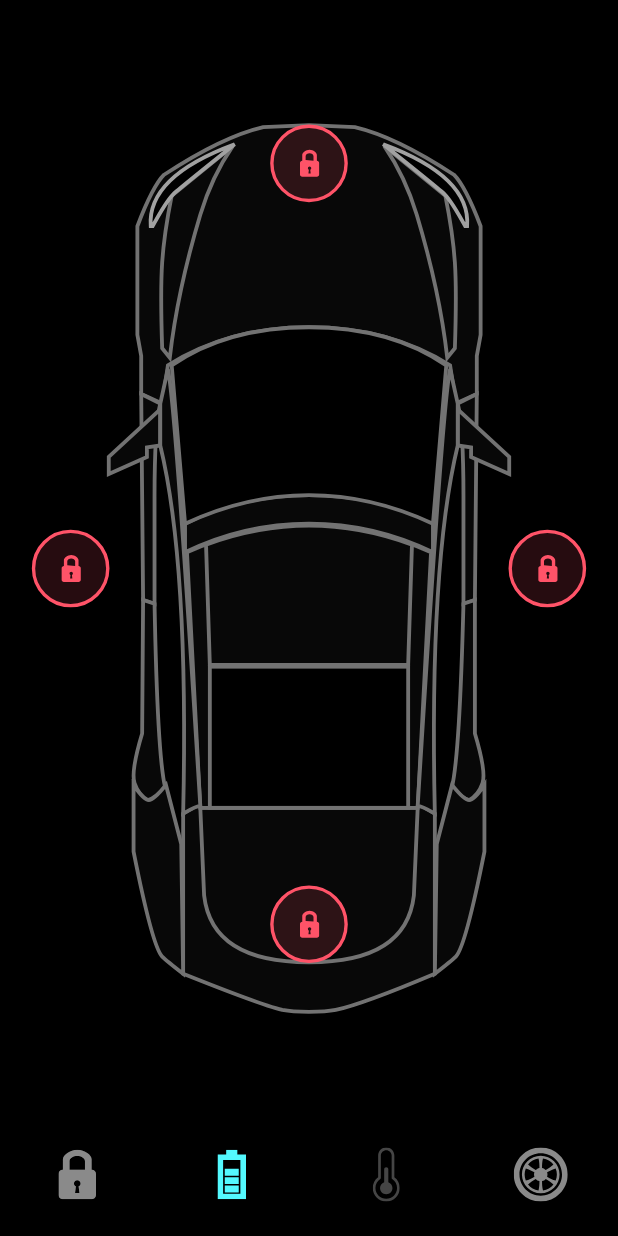
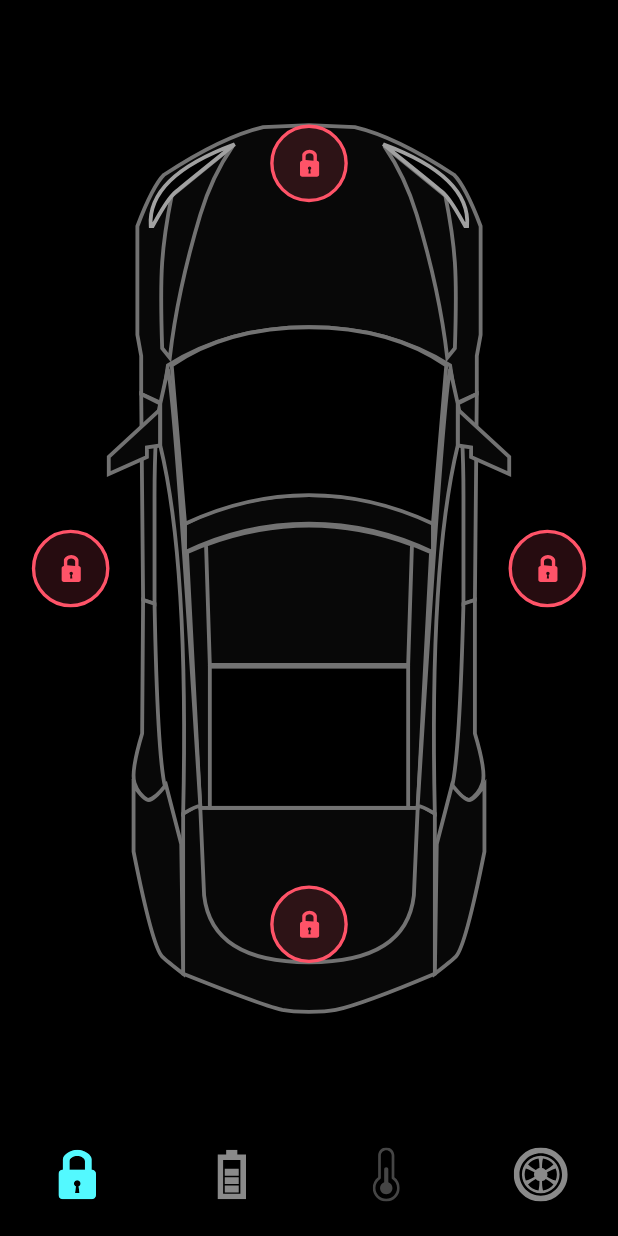
Before and after one commit to Ange0/testla_flutter, a Flutter app: the screen it shows after launch, on a phone screen of 412 x 824 dp. Run offline on Flutter 3.47's test engine with Material 2 defaults, Android fonts, the light colour scheme and no system bars; our stand-ins replace flutter_svg.

Commit message:
episode 2

```diff
--- a/lib/home_controller.dart
+++ b/lib/home_controller.dart
@@ -5,6 +5,7 @@ class HomeController extends ChangeNotifier {
   bool isLeftDoorLock = true;
   bool isBonnetDoorLock = true;
   bool isTrunkDoorLock = true;
+  int selectedBottomTab = 0;
 
   void updateRightDoorLock() {
     isRightDoorLock = !isRightDoorLock;
@@ -29,4 +30,10 @@ class HomeController extends ChangeNotifier {
 
     notifyListeners();
   }
+
+  void onBottomNavigationTabChange(index) {
+    selectedBottomTab = index;
+
+    notifyListeners();
+  }
 }
--- a/lib/screens/home_screen.dart
+++ b/lib/screens/home_screen.dart
@@ -1,18 +1,61 @@
 import 'package:animation_testla_car/constanins.dart';
 import 'package:animation_testla_car/home_controller.dart';
+import 'package:animation_testla_car/screens/components/battery_status.dart';
 import 'package:animation_testla_car/screens/components/door_lock.dart';
 import 'package:animation_testla_car/screens/components/testla_bottom_navigationbar.dart';
 import 'package:flutter/material.dart';
 import 'package:flutter_svg/svg.dart';
 
-class HomeScreen extends StatelessWidget {
+class HomeScreen extends StatefulWidget {
   HomeScreen({Key? key}) : super(key: key);
+
+  @override
+  State<HomeScreen> createState() => _HomeScreenState();
+}
+
+class _HomeScreenState extends State<HomeScreen>
+    with SingleTickerProviderStateMixin {
   final HomeController _controller = HomeController();
+  late AnimationController _batteryAnimationController;
+  late Animation<double> _animationBattery;
+  late Animation<double> _animationBatteryStatus;
+
+  void setupBatteryAnimation() {
+    _batteryAnimationController = AnimationController(
+      vsync: this,
+      duration: const Duration(microseconds: 10000),
+    );
+
+    _animationBattery = CurvedAnimation(
+      parent: _batteryAnimationController,
+//cette animation commence à O et se termine à moitié après 300 millisecondes car la moitier de 1 est 0.5 donc la moitier de 600 est 300 donc 300 ms pour le retard et 300 ms pour l'animation proprement dit
+      curve: const Interval(0.0, 0.5),
+    );
+    _animationBatteryStatus = CurvedAnimation(
+      parent: _batteryAnimationController,
+      curve: const Interval(0.8, 1),
+    );
+  }
+
+  @override
+  void initState() {
+    setupBatteryAnimation();
+    super.initState();
+  }
+
+  @override
+  void dispose() {
+    _batteryAnimationController.dispose();
+    super.dispose();
+  }
+
   @override
   Widget build(BuildContext context) {
     return AnimatedBuilder(
-        animation: _controller,
+        animation: Listenable.merge([_controller, _batteryAnimationController]),
         builder: (context, snapshot) {
+          print('ee');
+          print(_animationBattery.value);
           return Scaffold(
             body: SafeArea(
               child: LayoutBuilder(
@@ -30,42 +73,95 @@ class HomeScreen extends StatelessWidget {
                           ),
                         ),
                       ),
-                      Positioned(
-                        right: constrains.maxWidth * 0.05,
+                      AnimatedPositioned(
+                        duration: defaultDuration,
+                        right: _controller.selectedBottomTab == 0
+                            ? constrains.maxWidth * 0.05
+                            : constrains.maxWidth / 2,
+                        child: AnimatedOpacity(
+                          duration: defaultDuration,
+                          opacity: _controller.selectedBottomTab == 0 ? 1 : 0,
                           child: DoorLock(
                             press: _controller.updateRightDoorLock,
                             isLock: _controller.isRightDoorLock,
                           ),
                         ),
-                      Positioned(
-                        left: constrains.maxWidth * 0.05,
+                      ),
+                      AnimatedPositioned(
+                        duration: defaultDuration,
+                        left: _controller.selectedBottomTab == 0
+                            ? constrains.maxWidth * 0.05
+                            : constrains.maxWidth / 2,
+                        child: AnimatedOpacity(
+                          duration: defaultDuration,
+                          opacity: _controller.selectedBottomTab == 0 ? 1 : 0,
                           child: DoorLock(
                             press: _controller.updateLeftDoorLock,
                             isLock: _controller.isLeftDoorLock,
                           ),
                         ),
-                      Positioned(
-                        top: constrains.maxWidth * 0.20,
+                      ),
+                      AnimatedPositioned(
+                        duration: defaultDuration,
+                        top: _controller.selectedBottomTab == 0
+                            ? constrains.maxWidth * 0.20
+                            : constrains.maxWidth / 2,
+                        child: AnimatedOpacity(
+                          duration: defaultDuration,
+                          opacity: _controller.selectedBottomTab == 0 ? 1 : 0,
                           child: DoorLock(
                             press: _controller.updateBonnetDoorLock,
                             isLock: _controller.isBonnetDoorLock,
                           ),
                         ),
-                      Positioned(
-                        bottom: constrains.maxWidth * 0.28,
+                      ),
+                      AnimatedPositioned(
+                        duration: defaultDuration,
+                        bottom: _controller.selectedBottomTab == 0
+                            ? constrains.maxWidth * 0.28
+                            : constrains.maxWidth / 2,
+                        child: AnimatedOpacity(
+                          duration: defaultDuration,
+                          opacity: _controller.selectedBottomTab == 0 ? 1 : 0,
                           child: DoorLock(
                             press: _controller.updateTrunkDoorLock,
                             isLock: _controller.isTrunkDoorLock,
                           ),
-                      )
+                        ),
+                      ),
+                      Opacity(
+                        opacity: _animationBattery.value,
+                        child: SvgPicture.asset(
+                          "assets/icons/Battery.svg",
+                          width: constrains.maxWidth * 0.4,
+                        ),
+                      ),
+                      Positioned(
+                        top: 50 * (1 - _animationBatteryStatus.value),
+                        height: constrains.maxHeight,
+                        width: constrains.maxWidth,
+                        child: Opacity(
+                          opacity: _animationBattery.value,
+                          child: BatteryStatus(
+                            constrains: constrains,
+                          ),
+                        ),
+                      ),
                     ],
                   );
                 },
               ),
             ),
             bottomNavigationBar: TestlaBottomNavigationBar(
-              onTap: (index) {},
-              selectedTab: 1,
+              onTap: (index) {
+                if (index == 1) {
+                  _batteryAnimationController.forward();
+                } else if (_controller.selectedBottomTab == 1 && index != 1) {
+                  _batteryAnimationController.reverse(from: 0.7);
+                }
+                _controller.onBottomNavigationTabChange(index);
+              },
+              selectedTab: _controller.selectedBottomTab,
             ),
           );
         });
```
Also changed, not shown: lib/screens/components/battery_status.dart (added, +60 -0 lines). Lines whose indentation alone changed are shown as unchanged.
